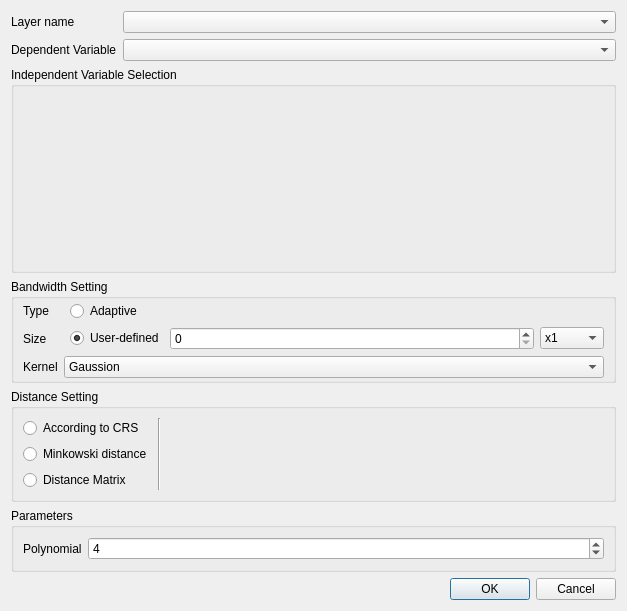
The window that gwmscalablegwroptionsdialog.ui (GWmodel-Lab/GWmodelS) describes before a commit, drawn with Qt 5.
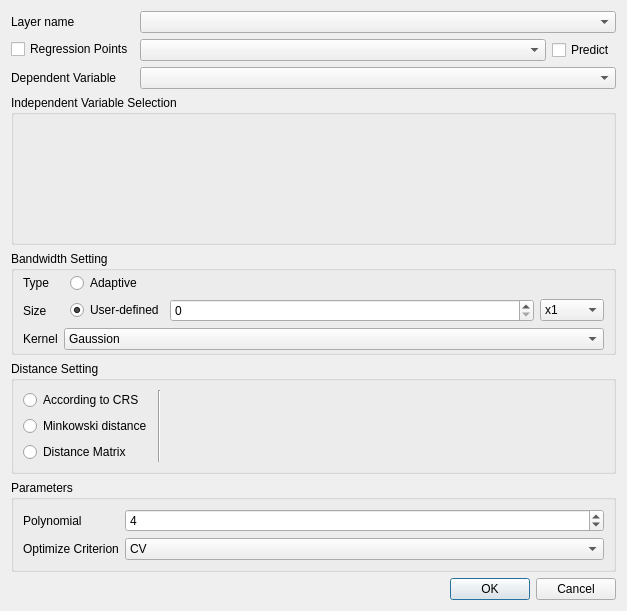
The same window after the commit. Custom widgets are drawn as their Qt base class.

What changed in the file:
```diff
--- a/gwmscalablegwroptionsdialog.ui
+++ b/gwmscalablegwroptionsdialog.ui
@@ -32,16 +32,43 @@
      <item row="0" column="1">
       <widget class="QComboBox" name="mLayerComboBox"/>
      </item>
-     <item row="1" column="0">
+     <item row="2" column="0">
       <widget class="QLabel" name="label_12">
        <property name="text">
         <string>Dependent Variable</string>
        </property>
       </widget>
      </item>
-     <item row="1" column="1">
+     <item row="2" column="1">
       <widget class="QComboBox" name="mDepVarComboBox"/>
      </item>
+     <item row="1" column="0">
+      <widget class="QCheckBox" name="ckbRegressionPoints">
+       <property name="text">
+        <string>Regression Points</string>
+       </property>
+      </widget>
+     </item>
+     <item row="1" column="1">
+      <layout class="QHBoxLayout" name="horizontalLayout_3">
+       <item>
+        <widget class="QComboBox" name="cmbRegressionLayerSelect"/>
+       </item>
+       <item>
+        <widget class="QCheckBox" name="ckbPredict">
+         <property name="sizePolicy">
+          <sizepolicy hsizetype="Fixed" vsizetype="Fixed">
+           <horstretch>0</horstretch>
+           <verstretch>0</verstretch>
+          </sizepolicy>
+         </property>
+         <property name="text">
+          <string>Predict</string>
+         </property>
+        </widget>
+       </item>
+      </layout>
+     </item>
     </layout>
    </item>
    <item>
@@ -480,6 +507,27 @@
         </property>
        </widget>
       </item>
+      <item row="1" column="0">
+       <widget class="QLabel" name="label_8">
+        <property name="text">
+         <string>Optimize Criterion</string>
+        </property>
+       </widget>
+      </item>
+      <item row="1" column="1">
+       <widget class="QComboBox" name="cmbOptimizeCriterion">
+        <item>
+         <property name="text">
+          <string>CV</string>
+         </property>
+        </item>
+        <item>
+         <property name="text">
+          <string>AIC</string>
+         </property>
+        </item>
+       </widget>
+      </item>
      </layout>
     </widget>
    </item>
```
